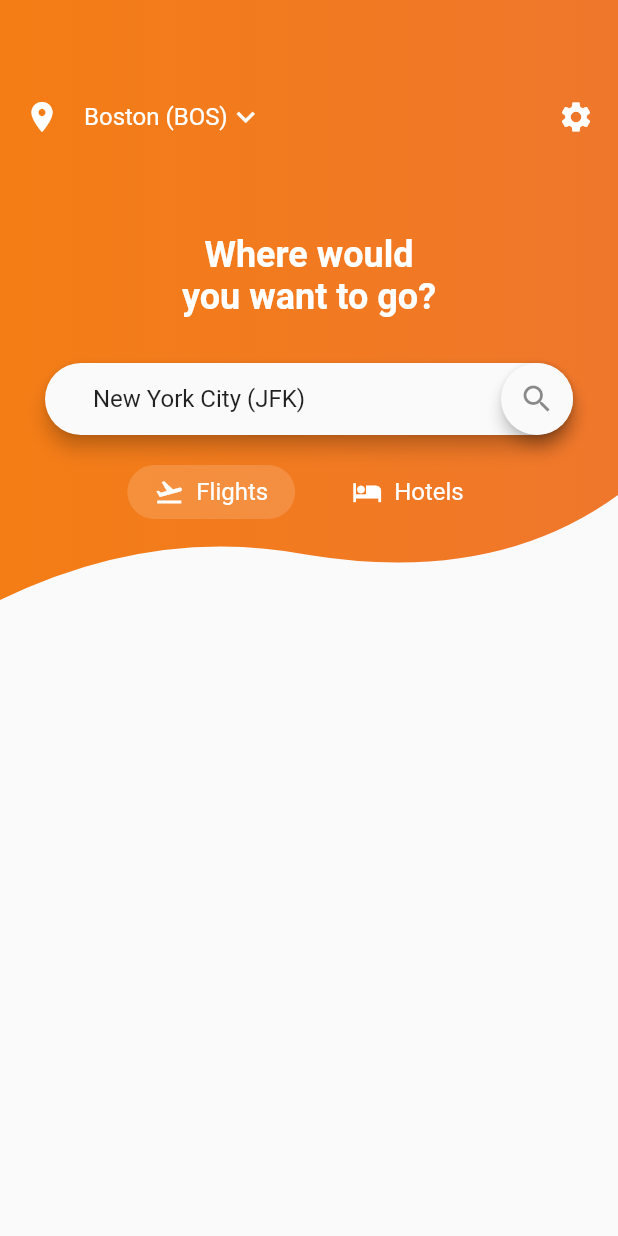
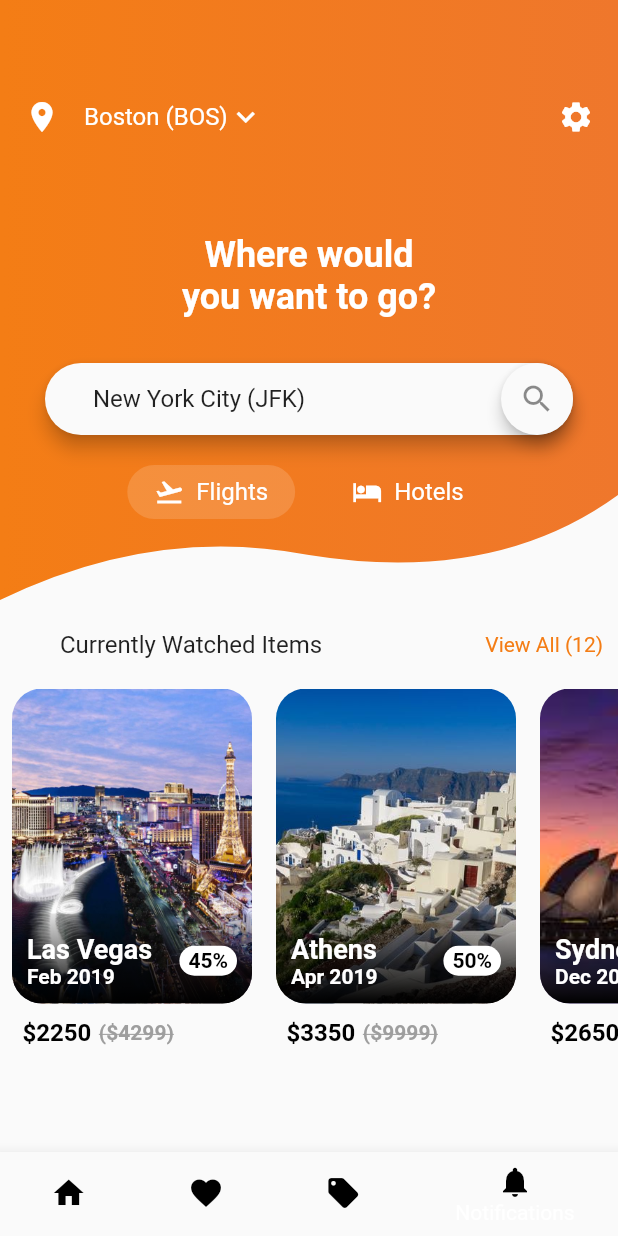
Before and after one commit to shivam-git/flutter_practice_app, a Flutter app: the FlightScreen screen opened directly, on a phone screen of 412 x 824 dp. Run offline on Flutter 3.47's test engine with Material 2 defaults, Android fonts, the phone set to English and light mode, and no system bars; our stand-ins replace google_fonts; Roboto replaces fonts that are missing (Oxygen).

Commit message:
Flight Home Screen Completed

```diff
--- a/lib/flight_ticket_app_ui/FlightScreen.dart
+++ b/lib/flight_ticket_app_ui/FlightScreen.dart
@@ -1,15 +1,55 @@
 import 'package:flutter/material.dart';
+import 'package:flutter_practice_app/flight_ticket_app_ui/res/strings.dart';
 import 'package:flutter_practice_app/flight_ticket_app_ui/widgets/FlightScreenTopPart.dart';
+import 'package:flutter_practice_app/flight_ticket_app_ui/widgets/custom_app_bar.dart';
+import 'package:google_fonts/google_fonts.dart';
+
+import 'res/colors.dart';
 
 class FlightScreen extends StatelessWidget {
   @override
   Widget build(BuildContext context) {
     return Scaffold(
+      bottomNavigationBar: CustomAppBar(),
       body: Column(
         children: <Widget>[
           FlightScreenTopPart(),
+          flightScreenBottomPart,
         ],
       ),
     );
   }
 }
+
+var flightScreenBottomPart = Column(
+  children: <Widget>[
+    Padding(
+      padding: const EdgeInsets.only(left: 40.0, right: 10.0, top: 20.0),
+      child: Row(
+        mainAxisSize: MainAxisSize.max,
+        mainAxisAlignment: MainAxisAlignment.spaceBetween,
+        children: <Widget>[
+          Text(
+            "Currently Watched Items",
+            style: AppColors.dropDownMenuStyle,
+          ),
+          Spacer(),
+          Text(
+            "View All (12)",
+            style:
+                GoogleFonts.oxygen(color: AppColors.firstColor, fontSize: 14.0),
+          ),
+        ],
+      ),
+    ),
+    Container(
+      margin: EdgeInsets.symmetric(vertical:20.0),
+      height: 250.0,
+      child: ListView(
+        shrinkWrap: true,
+        scrollDirection: Axis.horizontal,
+        children: AppStrings.cityCards,
+      ),
+    )
+  ],
+);
--- a/lib/flight_ticket_app_ui/res/strings.dart
+++ b/lib/flight_ticket_app_ui/res/strings.dart
@@ -1,7 +1,36 @@
+import 'package:flutter_practice_app/flight_ticket_app_ui/widgets/city_card.dart';
+
 class AppStrings {
   AppStrings._();
 
   static const List<String> locations = ['Boston (BOS)', 'New York City (JFK)'];
 
   static const String labelText1 = 'Where would\nyou want to go?';
+
+  static const List<CityCard> cityCards = [
+    CityCard(
+      imagePath: "lasvegas.jpg",
+      cityName: "Las Vegas",
+      monthYear: "Feb 2019",
+      discount: "45",
+      oldPrice: "4299",
+      newPrice: "2250",
+    ),
+    CityCard(
+      imagePath: "athens.jpg",
+      cityName: "Athens",
+      monthYear: "Apr 2019",
+      discount: "50",
+      oldPrice: "9999",
+      newPrice: "3350",
+    ),
+    CityCard(
+      imagePath: "sydney.jpg",
+      cityName: "Sydney",
+      monthYear: "Dec 2019",
+      discount: "40",
+      oldPrice: "5999",
+      newPrice: "2650",
+    ),
+  ];
 }
--- /dev/null
+++ b/lib/flight_ticket_app_ui/widgets/city_card.dart
@@ -0,0 +1,128 @@
+import 'package:flutter/material.dart';
+import 'package:google_fonts/google_fonts.dart';
+
+class CityCard extends StatelessWidget {
+  final String imagePath, cityName, monthYear, discount, oldPrice, newPrice;
+
+  const CityCard(
+      {Key key,
+      this.imagePath,
+      this.cityName,
+      this.monthYear,
+      this.discount,
+      this.oldPrice,
+      this.newPrice})
+      : super(key: key);
+
+  @override
+  Widget build(BuildContext context) {
+    return Column(
+      mainAxisSize: MainAxisSize.max,
+      crossAxisAlignment: CrossAxisAlignment.start,
+      children: <Widget>[
+        Padding(
+          padding: const EdgeInsets.symmetric(horizontal: 8.0),
+          child: ClipRRect(
+            borderRadius: BorderRadius.all(Radius.circular(20.0)),
+            child: Stack(
+              children: <Widget>[
+                Container(
+                  height: 210.0,
+                  width: 160.0,
+                  child: Image.asset(
+                    "assets/images/$imagePath",
+                    fit: BoxFit.cover,
+                  ),
+                ),
+                Positioned(
+                    left: 0.0,
+                    bottom: 0.0,
+                    height: 60.0,
+                    width: 160.0,
+                    child: Container(
+                      decoration: BoxDecoration(
+                          gradient: LinearGradient(
+                              begin: Alignment.bottomCenter,
+                              end: Alignment.topCenter,
+                              colors: [
+                            Colors.black,
+                            Colors.black.withOpacity(0.1)
+                          ])),
+                    )),
+                Positioned(
+                    left: 10.0,
+                    bottom: 10.0,
+                    right: 10.0,
+                    child: Row(
+                      mainAxisSize: MainAxisSize.max,
+                      mainAxisAlignment: MainAxisAlignment.spaceBetween,
+                      children: <Widget>[
+                        Column(
+                          crossAxisAlignment: CrossAxisAlignment.start,
+                          children: <Widget>[
+                            Text(
+                              cityName,
+                              style: GoogleFonts.oxygen(
+                                  fontSize: 18.0,
+                                  color: Colors.white,
+                                  fontWeight: FontWeight.bold),
+                            ),
+                            Text(
+                              monthYear,
+                              textAlign: TextAlign.start,
+                              style: GoogleFonts.oxygen(
+                                  fontSize: 14.0,
+                                  color: Colors.white,
+                                  fontWeight: FontWeight.bold),
+                            ),
+                          ],
+                        ),
+                        Container(
+                          padding: EdgeInsets.symmetric(
+                              horizontal: 6.0, vertical: 2.0),
+                          decoration: BoxDecoration(
+                              color: Colors.white,
+                              shape: BoxShape.rectangle,
+                              borderRadius: BorderRadius.circular(10.0)),
+                          child: Text(
+                            "$discount%",
+                            style: GoogleFonts.oxygen(
+                                fontSize: 14.0,
+                                color: Colors.black,
+                                fontWeight: FontWeight.bold),
+                          ),
+                        ),
+                      ],
+                    ))
+              ],
+            ),
+          ),
+        ),
+        SizedBox(height: 10.0),
+        Row(
+            mainAxisAlignment: MainAxisAlignment.start,
+            mainAxisSize: MainAxisSize.max,
+            children: <Widget>[
+              SizedBox(width: 15.0),
+              Text(
+                "\$$newPrice",
+                style: GoogleFonts.oxygen(
+                    color: Colors.black,
+                    fontWeight: FontWeight.bold,
+                    fontSize: 16.0),
+              ),
+              SizedBox(width: 5.0),
+              Text(
+                "(\$$oldPrice)",
+                style: GoogleFonts.oxygen(
+                  color: Colors.grey,
+                  fontWeight: FontWeight.bold,
+                  fontSize: 14.0,
+                  decoration: TextDecoration.lineThrough
+                ),
+              )
+            ])
+      ],
+    );
+  }
+}
--- /dev/null
+++ b/lib/flight_ticket_app_ui/widgets/custom_app_bar.dart
@@ -0,0 +1,57 @@
+import 'package:flutter/material.dart';
+import 'package:flutter_practice_app/flight_ticket_app_ui/res/colors.dart';
+import 'package:google_fonts/google_fonts.dart';
+
+class CustomAppBar extends StatelessWidget {
+  final List<BottomNavigationBarItem> bottomBarItems = [];
+
+  CustomAppBar() {
+    bottomBarItems.add(
+      BottomNavigationBarItem(
+          activeIcon: Icon(
+            Icons.home,
+            color: AppColors.firstColor,
+          ),
+          icon: Icon(
+            Icons.home,
+            color: Colors.black,
+          ),
+          title:
+              Text("Explor", style: GoogleFonts.oxygen(color: Colors.black))),
+    );
+    bottomBarItems.add(
+      BottomNavigationBarItem(
+          icon: Icon(
+            Icons.favorite,
+            color: Colors.black,
+          ),
+          title: Text("Watchlist",
+              style: GoogleFonts.oxygen(color: Colors.black))),
+    );
+    bottomBarItems.add(
+      BottomNavigationBarItem(
+          icon: Icon(
+            Icons.local_offer,
+            color: Colors.black,
+          ),
+          title: Text("Deals", style: GoogleFonts.oxygen(color: Colors.black))),
+    );
+    bottomBarItems.add(
+      BottomNavigationBarItem(
+          icon: Icon(
+            Icons.notifications,
+            color: Colors.black,
+          ),
+          title: Text("Notifications",
+              style: GoogleFonts.oxygen(color: Colors.black))),
+    );
+  }
+  @override
+  Widget build(BuildContext context) {
+    return BottomNavigationBar(
+      currentIndex: 3,
+      type: BottomNavigationBarType.shifting,
+      items: bottomBarItems,
+    );
+  }
+}
```
Also changed, not shown: assets/images/athens.jpg (added), assets/images/lasvegas.jpg (added), assets/images/sydney.jpg (added), 7 other files.
